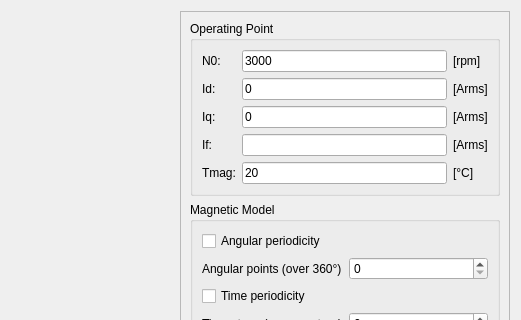
Above: pyleecan/GUI/Dialog/DMachineSetup/SSimu/SSimu.ui from Eomys/pyleecan before the change; both pictures show x 688 to 1209 and y 0 to 320 of the 1209 by 837 pixel window. Below: the same form after it.
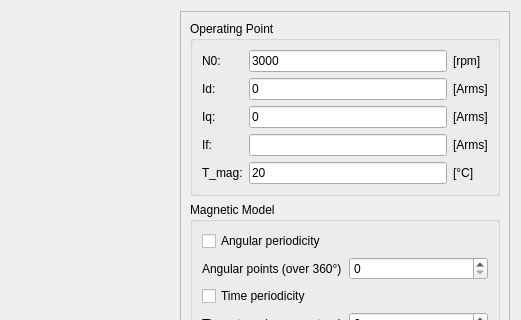
That is the form after the change. Custom widgets are drawn as their Qt base class.

What changed in the file:
```diff
--- a/pyleecan/GUI/Dialog/DMachineSetup/SSimu/SSimu.ui
+++ b/pyleecan/GUI/Dialog/DMachineSetup/SSimu/SSimu.ui
@@ -288,7 +288,7 @@
                <string>Stator external radius</string>
               </property>
               <property name="text">
-               <string>Tmag:</string>
+               <string>T_mag:</string>
               </property>
              </widget>
             </item>
```
Left out of the diff: 6 changed lines with no effect on the pictures.
